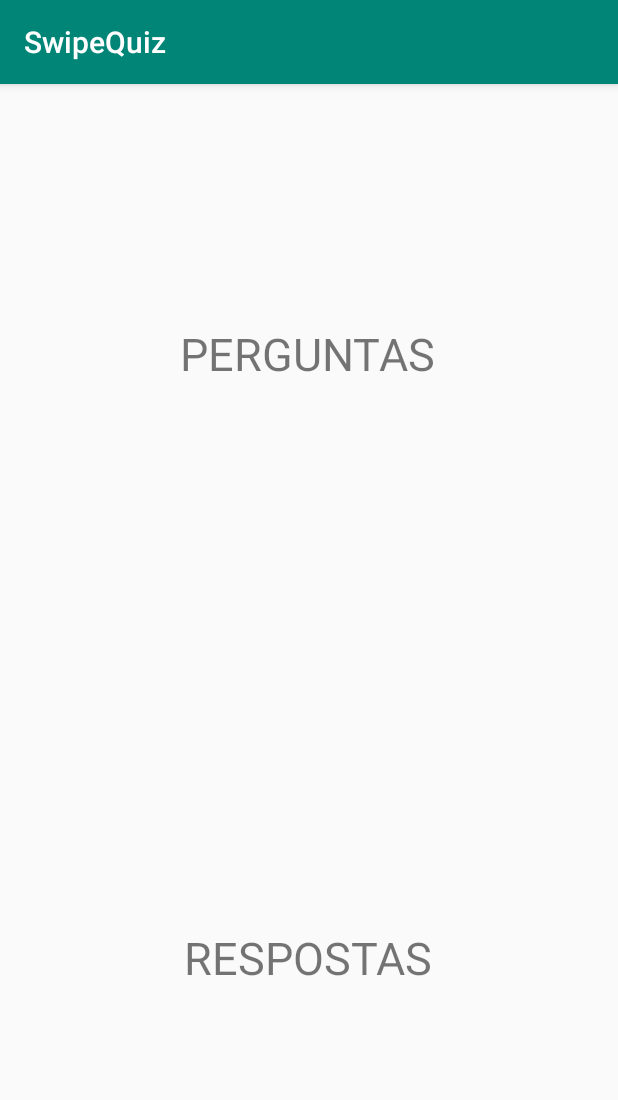
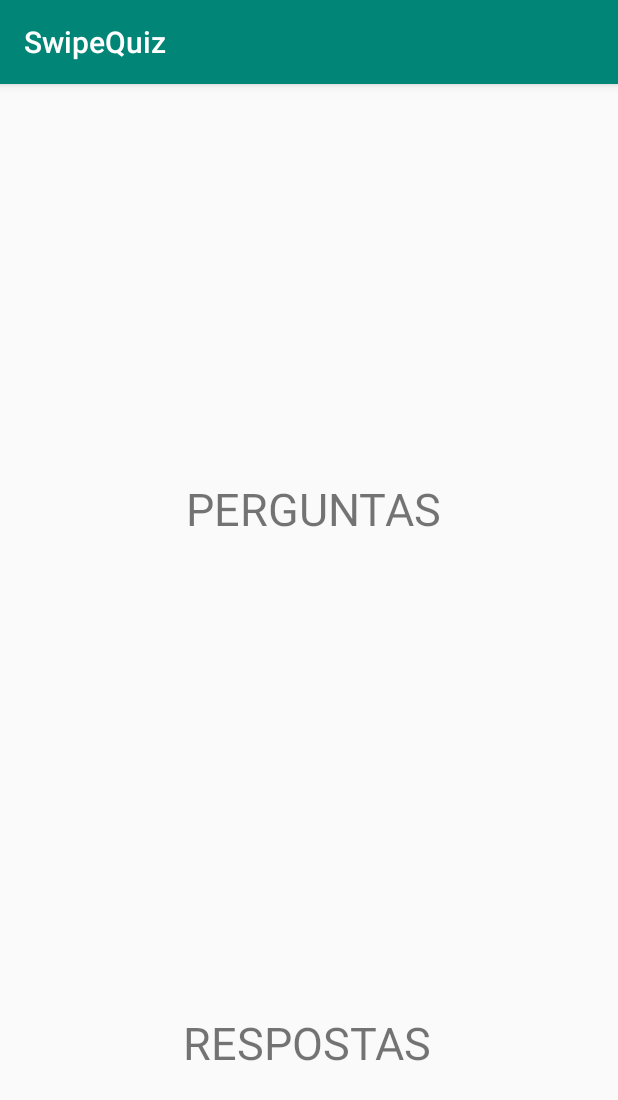
Before and after one commit to RFBerthes/swipequiz, an Android app: the screen it shows after launch (MainActivity), on a phone screen of 412 x 824 dp. Shown: the top 1100 px of the screen. Run offline under Robolectric (Android 15) with nearby library versions, the phone set to English and light mode, and no system bars.

```diff
--- a/app/src/main/res/layout/activity_main.xml
+++ b/app/src/main/res/layout/activity_main.xml
@@ -11,23 +11,25 @@
 
     <TextView
         android:id="@+id/tvSwipePerguntas"
-        android:layout_width="410dp"
-        android:layout_height="360dp"
+        android:layout_width="366dp"
+        android:layout_height="352dp"
+        android:layout_marginEnd="20dp"
         android:gravity="center"
         android:text="PERGUNTAS"
         android:textAlignment="center"
         android:textSize="30dp"
         app:layout_constraintBottom_toTopOf="@+id/tvSwipeRespostas"
-        app:layout_constraintHorizontal_bias="0.0"
+        app:layout_constraintEnd_toEndOf="parent"
+        app:layout_constraintHorizontal_bias="0.488"
         app:layout_constraintLeft_toLeftOf="parent"
         app:layout_constraintRight_toRightOf="parent"
         app:layout_constraintTop_toTopOf="parent"
-        app:layout_constraintVertical_bias="0.0" />
+        app:layout_constraintVertical_bias="0.68" />
 
     <TextView
         android:id="@+id/tvSwipeRespostas"
-        android:layout_width="411dp"
-        android:layout_height="371dp"
+        android:layout_width="410dp"
+        android:layout_height="258dp"
         android:gravity="center"
         android:text="RESPOSTAS"
         android:textAlignment="center"
--- a/app/src/main/res/values/strings.xml
+++ b/app/src/main/res/values/strings.xml
@@ -3,18 +3,18 @@
     <string name="appname">SwipeQuiz</string>
     <string-array
         name="perguntas">
-        <item>Pergunta 1</item>
-        <item>Pergunta 2</item>
-        <item>Pergunta 3</item>
-        <item>Pergunta 4</item>
-        <item>Pergunta 5</item>
+        <item>1 - Um raio pode derrubar o avião?</item>
+        <item>2 - CDs piratas podem danificar o seu aparelho?</item>
+        <item>3 - Se houvesse guerras no espaço, como no filme Star Wars, o barulho de tiros e perseguições seriam ouvidos?</item>
+        <item>4 - A fórmula da Coca-Cola nunca foi descoberta?</item>
+        <item>5 - A água da privada gira em sentidos diferentes no hemisfério norte e no hemisfério sul?</item>
     </string-array>
     <string-array
         name="respostasCertas">
         <item>SIM</item>
+        <item>SIM</item>
         <item>NÃO</item>
         <item>SIM</item>
-        <item>NÃO</item>
         <item>NÃO</item>
     </string-array>
 
--- a/build.gradle
+++ b/build.gradle
@@ -7,7 +7,7 @@ buildscript {
 
     }
     dependencies {
-        classpath 'com.android.tools.build:gradle:3.5.1'
+        classpath 'com.android.tools.build:gradle:3.5.2'
 
         // NOTE: Do not place your application dependencies here; they belong
         // in the individual module build.gradle files
```
Also changed, not shown: app/src/main/java/com/berthes/swipequiz/MainActivity.java (+18 -9 lines).
